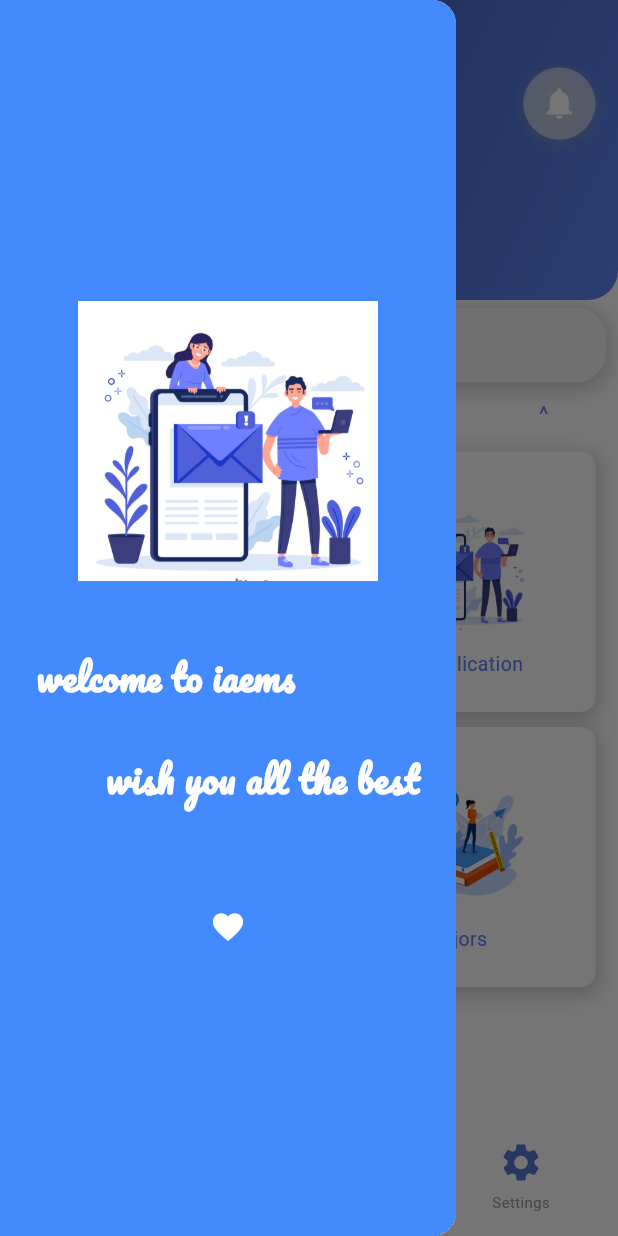
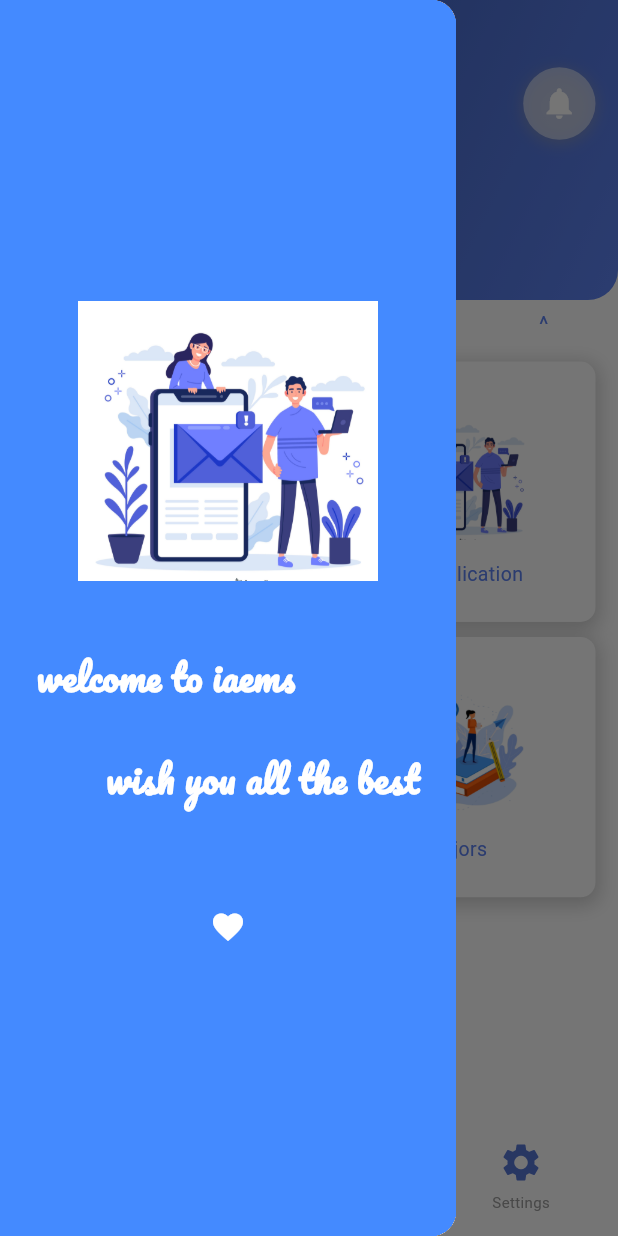
Before and after one commit to Yousef-Eldosoky/flutter-university, a Flutter app: the screen it shows after launch, with the side drawer open, on a phone screen of 412 x 824 dp. Run offline on Flutter 3.47's test engine with Material 3 defaults, Android fonts, the phone set to English and light mode, and no system bars.

Commit message:
modify the code style

```diff
--- a/lib/pages/Homepage.dart
+++ b/lib/pages/Homepage.dart
@@ -2,18 +2,13 @@ import 'package:flutter/material.dart';
 import 'package:university/pages/courses.dart';
 import 'package:university/pages/majors.dart';
 
-
 class Homepage extends StatelessWidget {
-
-
   final List<Map<String, dynamic>> gridItems = [
     {"title": "Courses", "image": "images/cor.jpg", "page": majors()},
     {"title": "My Application", "image": "images/app.jpg", "page": null},
     {"title": "Apply Now", "image": "images/apply.jpg", "page": null},
     {"title": "Majors", "image": "images/mj.jpg", "page": courses()},
   ];
-
-
 
   @override
   Widget build(BuildContext context) {
@@ -29,8 +24,8 @@ class Homepage extends StatelessWidget {
                 height: 200,
                 width: 200,
               ),
-              SizedBox(height: 40),
-              Text(
+              const SizedBox(height: 40),
+              const Text(
                 'welcome to iaems   \n   \n       wish you all the best',
                 style: TextStyle(
                   color: Colors.white,
@@ -39,8 +34,13 @@ class Homepage extends StatelessWidget {
                   fontWeight: FontWeight.bold,
                 ),
               ),
-              SizedBox(height: 70,),
-              Icon(Icons.favorite,color: const Color.fromARGB(255, 255, 255, 255),)
+              const SizedBox(
+                height: 70,
+              ),
+              const Icon(
+                Icons.favorite,
+                color: const Color.fromARGB(255, 255, 255, 255),
+              )
             ],
           ),
         ),
@@ -49,61 +49,22 @@ class Homepage extends StatelessWidget {
         child: Column(
           children: [
             AppBarWidget(),
-            Padding(
-              padding: EdgeInsets.symmetric(vertical: 5, horizontal: 8),
-              child: Container(
-                height: 50,
-                decoration: BoxDecoration(
-                  color: const Color.fromARGB(255, 248, 246, 246),
-                  borderRadius: BorderRadius.circular(20),
-                  boxShadow: [
-                    BoxShadow(
-                      color: Colors.grey.withOpacity(0.5),
-                      spreadRadius: 2,
-                      blurRadius: 10,
-                      offset: Offset(0, 3),
-                    ),
-                  ],
-                ),
-                child: Row(
-                  children: [
-                    Icon(
-                      Icons.search,
-                      color: const Color.fromARGB(255, 94, 131, 243),
-                    ),
-                    Expanded(
-                      child: TextFormField(
-                        decoration: InputDecoration(
-                          border: InputBorder.none,
-                          labelText: "Search your topic",
-                          labelStyle: TextStyle(fontSize: 15, color: Colors.grey),
-                          floatingLabelBehavior: FloatingLabelBehavior.never,
-                        ),
-                        textAlign: TextAlign.center,
-                      ),
-                    ),
-                  ],
-                ),
-              ),
-            ),
-            Padding(
+            const Padding(
               padding: EdgeInsets.only(top: 5, left: 10, bottom: 0),
               child: Text(
                 "let's start the journey....                                     ^ ",
                 style: TextStyle(
                   fontSize: 15,
-
                   color: const Color.fromARGB(255, 94, 131, 243),
                 ),
               ),
             ),
-
             Padding(
               padding: const EdgeInsets.all(15),
               child: GridView.builder(
                 shrinkWrap: true,
-                physics: NeverScrollableScrollPhysics(),
-                gridDelegate: SliverGridDelegateWithFixedCrossAxisCount(
+                physics: const NeverScrollableScrollPhysics(),
+                gridDelegate: const SliverGridDelegateWithFixedCrossAxisCount(
                   crossAxisCount: 2,
                   crossAxisSpacing: 10,
                   mainAxisSpacing: 10,
@@ -132,7 +93,7 @@ class Homepage extends StatelessWidget {
                             color: Colors.grey.withOpacity(0.5),
                             spreadRadius: 2,
                             blurRadius: 10,
-                            offset: Offset(0, 3),
+                            offset: const Offset(0, 3),
                           ),
                         ],
                       ),
@@ -144,10 +105,10 @@ class Homepage extends StatelessWidget {
                             height: 100,
                             width: 100,
                           ),
-                          SizedBox(height: 10),
+                          const SizedBox(height: 10),
                           Text(
                             item['title']!,
-                            style: TextStyle(
+                            style: const TextStyle(
                               fontSize: 13,
                               color: const Color.fromARGB(255, 94, 131, 243),
                             ),
@@ -159,12 +120,11 @@ class Homepage extends StatelessWidget {
                 },
               ),
             ),
-            SizedBox(height: 20),
+            const SizedBox(height: 20),
             GestureDetector(
               onVerticalDragEnd: (details) {
                 if (details.primaryVelocity! < 0) {
                   Scaffold.of(context).openDrawer();
-
                 }
               },
               child: Container(
@@ -178,7 +138,7 @@ class Homepage extends StatelessWidget {
                     width: 2,
                   ),
                 ),
-                child: Center(
+                child: const Center(
                   child: Text(
                     "swipe ^^ ",
                     style: TextStyle(
@@ -206,24 +166,24 @@ class Homepage extends StatelessWidget {
       ),
     );
   }
+
   Widget _buildIconWithLabel(IconData icon, String label, VoidCallback onTap) {
     return InkWell(
       onTap: onTap,
       child: Column(
         mainAxisSize: MainAxisSize.min,
         children: [
-          Icon(icon, color: Color.fromARGB(255, 87, 119, 214), size: 30),
-          SizedBox(height: 4),
+          Icon(icon, color: const Color.fromARGB(255, 87, 119, 214), size: 30),
+          const SizedBox(height: 4),
           Text(
             label,
-            style: TextStyle(color: Colors.grey, fontSize: 10),
+            style: const TextStyle(color: Colors.grey, fontSize: 10),
           ),
         ],
       ),
     );
   }
 }
-
 
 PageRouteBuilder _createPageRoute(Widget page) {
   return PageRouteBuilder(
@@ -240,6 +200,7 @@ class Homepage extends StatelessWidget {
     },
   );
 }
+
 class AppBarWidget extends StatelessWidget {
   @override
   Widget build(BuildContext context) {
@@ -253,7 +214,10 @@ class Homepage extends StatelessWidget {
           bottomRight: Radius.circular(20),
         ),
         gradient: LinearGradient(
-          colors: [Color.fromARGB(255, 53, 86, 167), Color.fromARGB(255, 94, 131, 243)],
+          colors: [
+            Color.fromARGB(255, 53, 86, 167),
+            Color.fromARGB(255, 94, 131, 243)
+          ],
           begin: Alignment.topLeft,
           end: Alignment.bottomRight,
         ),
@@ -265,12 +229,13 @@ class Homepage extends StatelessWidget {
           Row(
             mainAxisAlignment: MainAxisAlignment.spaceBetween,
             children: [
-              Column(
+              const Column(
                 crossAxisAlignment: CrossAxisAlignment.start,
                 children: [
-                  SizedBox(height: 50,),
+                  SizedBox(
+                    height: 50,
+                  ),
                   Text(
-
                     "IAEMS",
                     style: TextStyle(
                       color: Colors.white,
@@ -283,7 +248,6 @@ class Homepage extends StatelessWidget {
                     "Welcome to IAEMS!",
                     style: TextStyle(
                       color: Colors.white70,
-
                       fontSize: 14,
                       fontStyle: FontStyle.italic,
                     ),
@@ -291,7 +255,7 @@ class Homepage extends StatelessWidget {
                 ],
               ),
               Container(
-                padding: EdgeInsets.all(0.1),
+                padding: const EdgeInsets.all(0.1),
                 decoration: BoxDecoration(
                   color: Colors.white.withOpacity(0.5),
                   borderRadius: BorderRadius.circular(50),
@@ -300,12 +264,12 @@ class Homepage extends StatelessWidget {
                       color: Colors.grey.withOpacity(0.5),
                       spreadRadius: 1,
                       blurRadius: 8,
-                      offset: Offset(0, 2),
+                      offset: const Offset(0, 2),
                     ),
                   ],
                 ),
                 child: IconButton(
-                  icon: Icon(
+                  icon: const Icon(
                     Icons.notifications,
                     size: 25,
                     color: Colors.white,
```
Also changed, not shown: lib/main.dart (+10 -16 lines), lib/pages/courses.dart (+216 -186 lines), lib/pages/majors.dart (+18 -25 lines). Lines whose indentation alone changed are shown as unchanged.
